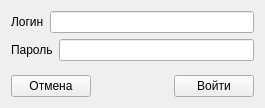
The window that authorization.ui (Fake-Telegram/messenger) describes before a commit, drawn with Qt 5.
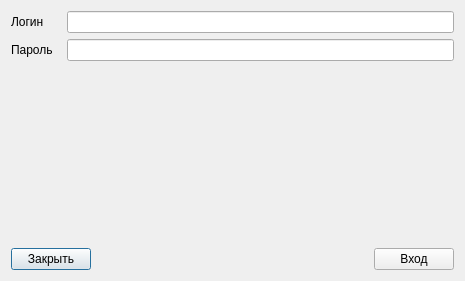
The same window after the commit.

Patch:
```diff
--- a/authorization.ui
+++ b/authorization.ui
@@ -1,13 +1,13 @@
 <?xml version="1.0" encoding="UTF-8"?>
 <ui version="4.0">
  <class>Authorization</class>
- <widget class="QWidget" name="Authorization">
+ <widget class="QDialog" name="Authorization">
   <property name="geometry">
    <rect>
     <x>0</x>
     <y>0</y>
-    <width>265</width>
-    <height>108</height>
+    <width>465</width>
+    <height>281</height>
    </rect>
   </property>
   <property name="windowTitle">
@@ -15,14 +15,14 @@
   </property>
   <layout class="QGridLayout" name="gridLayout">
    <item row="0" column="0">
-    <layout class="QHBoxLayout" name="horizontalLayout">
+    <layout class="QHBoxLayout" name="horizontalLayout_2">
      <item>
       <widget class="QLabel" name="label">
-       <property name="sizePolicy">
-        <sizepolicy hsizetype="Fixed" vsizetype="Fixed">
-         <horstretch>0</horstretch>
-         <verstretch>0</verstretch>
-        </sizepolicy>
+       <property name="minimumSize">
+        <size>
+         <width>50</width>
+         <height>0</height>
+        </size>
        </property>
        <property name="text">
         <string>Логин</string>
@@ -30,26 +30,19 @@
       </widget>
      </item>
      <item>
-      <widget class="QLineEdit" name="lineEdit">
-       <property name="minimumSize">
-        <size>
-         <width>200</width>
-         <height>0</height>
-        </size>
-       </property>
-      </widget>
+      <widget class="QLineEdit" name="lineEdit"/>
      </item>
     </layout>
    </item>
    <item row="1" column="0">
-    <layout class="QHBoxLayout" name="horizontalLayout_2">
+    <layout class="QHBoxLayout" name="horizontalLayout_3">
      <item>
       <widget class="QLabel" name="label_2">
-       <property name="sizePolicy">
-        <sizepolicy hsizetype="Fixed" vsizetype="Fixed">
-         <horstretch>0</horstretch>
-         <verstretch>0</verstretch>
-        </sizepolicy>
+       <property name="minimumSize">
+        <size>
+         <width>50</width>
+         <height>0</height>
+        </size>
        </property>
        <property name="text">
         <string>Пароль</string>
@@ -69,17 +62,17 @@
      <property name="sizeHint" stdset="0">
       <size>
        <width>20</width>
-       <height>0</height>
+       <height>170</height>
       </size>
      </property>
     </spacer>
    </item>
    <item row="3" column="0">
-    <layout class="QHBoxLayout" name="horizontalLayout_3">
+    <layout class="QHBoxLayout" name="horizontalLayout">
      <item>
-      <widget class="QPushButton" name="pushButton_2">
+      <widget class="QPushButton" name="pushButton">
        <property name="text">
-        <string>Отмена</string>
+        <string>Закрыть</string>
        </property>
       </widget>
      </item>
@@ -97,9 +90,9 @@
       </spacer>
      </item>
      <item>
-      <widget class="QPushButton" name="pushButton">
+      <widget class="QPushButton" name="pushButton_2">
        <property name="text">
-        <string>Войти</string>
+        <string>Вход</string>
        </property>
       </widget>
      </item>
```
Left out of the diff: 2 changed lines with no effect on the pictures.
